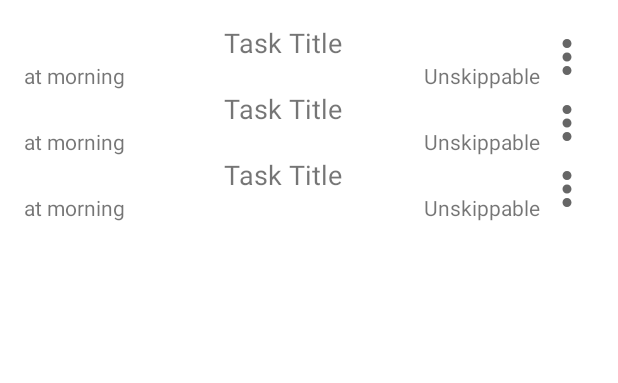
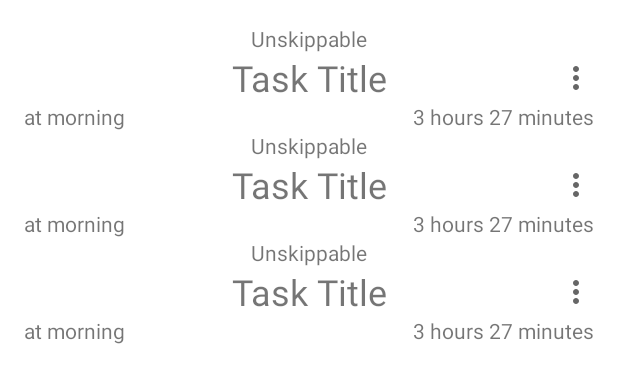
Before and after one commit to nilsonsasaki/kotlin-To-Do-List, an Android app: the layout fragment_todays_task_list.xml on its own in the app's theme, with its tools: preview values and no code run, on a phone screen of 412 x 824 dp. Shown: the top 383 px of the screen. Run offline under Robolectric (Android 15) with nearby library versions, the phone set to English and light mode, and no system bars.

Commit message:
updated task item

```diff
--- a/app/src/main/res/layout/task_item.xml
+++ b/app/src/main/res/layout/task_item.xml
@@ -6,15 +6,25 @@
     android:layout_height="wrap_content">
 
     <TextView
+        android:id="@+id/tv_priority"
+        android:layout_width="0dp"
+        android:layout_height="wrap_content"
+        android:gravity="center"
+        app:layout_constraintEnd_toEndOf="parent"
+        app:layout_constraintStart_toStartOf="parent"
+        app:layout_constraintTop_toTopOf="parent"
+        tools:text="Unskippable" />
+
+    <TextView
         android:id="@+id/tv_task_item_title"
         android:layout_width="0dp"
         android:layout_height="wrap_content"
         android:gravity="center"
         android:paddingHorizontal="4dp"
-        android:textSize="18sp"
-        app:layout_constraintEnd_toStartOf="@id/iv_more"
+        android:textSize="24sp"
+        app:layout_constraintEnd_toEndOf="parent"
         app:layout_constraintStart_toStartOf="parent"
-        app:layout_constraintTop_toTopOf="parent"
+        app:layout_constraintTop_toBottomOf="@id/tv_priority"
         tools:gravity="center"
         tools:text="Task Title" />
 
@@ -23,26 +33,25 @@
         android:layout_width="0dp"
         android:layout_height="wrap_content"
         android:gravity="start"
-        app:layout_constraintEnd_toStartOf="@id/tv_priority"
+        app:layout_constraintEnd_toStartOf="@id/tv_item_remaining_time"
         app:layout_constraintStart_toStartOf="@id/tv_task_item_title"
         app:layout_constraintTop_toBottomOf="@id/tv_task_item_title"
         tools:text="at morning" />
 
     <TextView
-        android:id="@+id/tv_priority"
+        android:id="@+id/tv_item_remaining_time"
         android:layout_width="0dp"
         android:layout_height="wrap_content"
         android:gravity="end"
-        app:layout_constraintBottom_toBottomOf="@id/tv_item_time"
-        app:layout_constraintEnd_toEndOf="@id/tv_task_item_title"
+        app:layout_constraintEnd_toEndOf="parent"
         app:layout_constraintStart_toEndOf="@id/tv_item_time"
         app:layout_constraintTop_toTopOf="@id/tv_item_time"
-        tools:text="Unskippable" />
+        tools:text="3 hours 27 minutes" />
 
     <ImageView
         android:id="@+id/iv_more"
-        android:layout_width="36dp"
-        android:layout_height="36dp"
+        android:layout_width="24dp"
+        android:layout_height="24dp"
         android:contentDescription="@string/more_button"
         app:layout_constraintBottom_toBottomOf="parent"
         app:layout_constraintEnd_toEndOf="parent"
```
